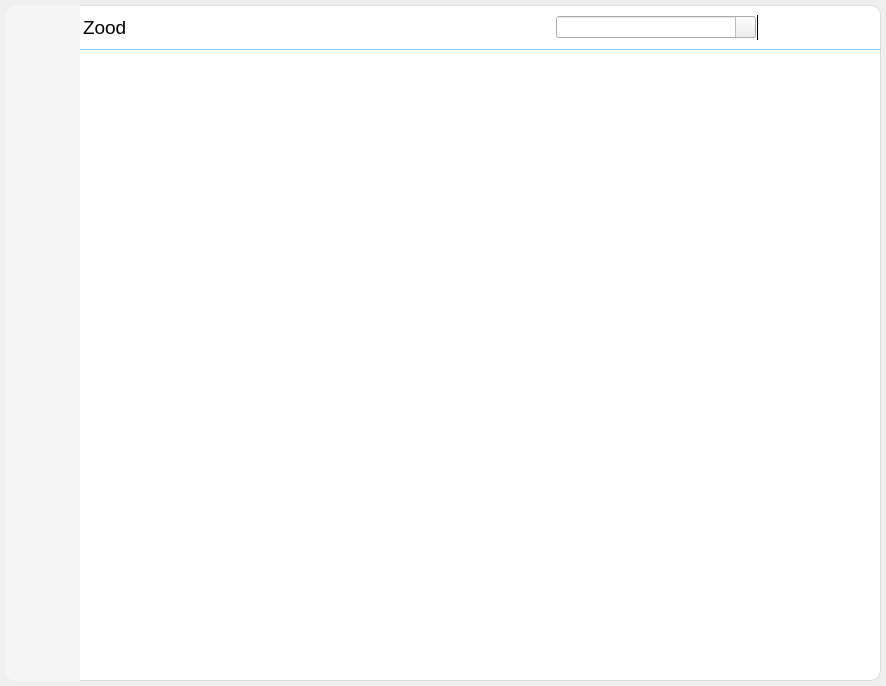
Before: the Qt Designer form src/ui/zood/zood.ui in BusyStudent/QZood, drawn with Qt 5.
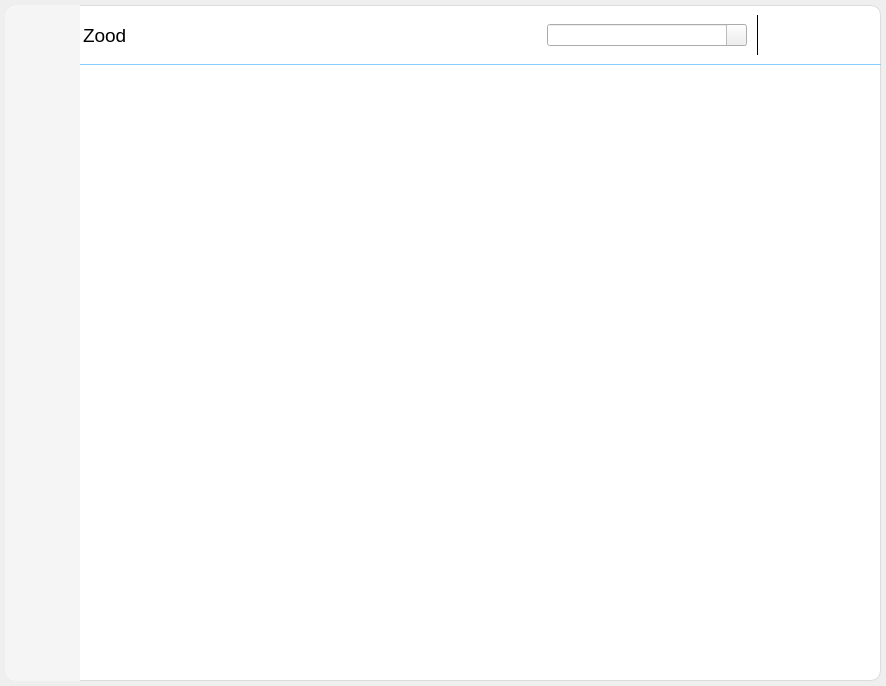
After: the same form once the commit is applied. Icons and pictures are not drawn.

```diff
--- a/src/ui/zood/zood.ui
+++ b/src/ui/zood/zood.ui
@@ -101,7 +101,14 @@
        <number>0</number>
       </property>
       <item row="1" column="3">
-       <widget class="QStackedWidget" name="centerWidget"/>
+       <widget class="QStackedWidget" name="centerWidget">
+        <property name="sizePolicy">
+         <sizepolicy hsizetype="Preferred" vsizetype="Minimum">
+          <horstretch>0</horstretch>
+          <verstretch>0</verstretch>
+         </sizepolicy>
+        </property>
+       </widget>
       </item>
       <item row="0" column="3">
        <widget class="QWidget" name="topBarWidget" native="true">
@@ -152,6 +159,7 @@
           </widget>
          </item>
          <item>
+          <widget class="QWidget" name="searchBoxContainer" native="true">
           <layout class="QHBoxLayout" name="searchBoxLayout">
            <property name="spacing">
             <number>0</number>
@@ -179,6 +187,7 @@
             </widget>
            </item>
           </layout>
+          </widget>
          </item>
          <item>
           <widget class="Line" name="line">
```
Lines whose indentation alone changed are shown as unchanged.
